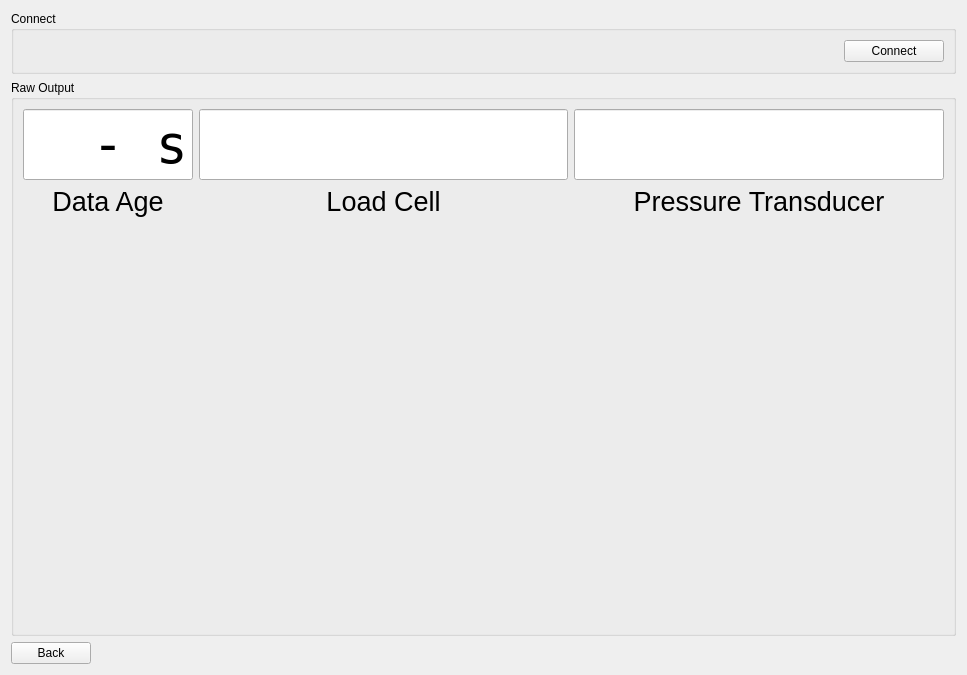
The window that ui/views/forms/CalibrateWidget.ui (reilleya/RMTS-Software) describes before a commit, drawn with Qt 5.
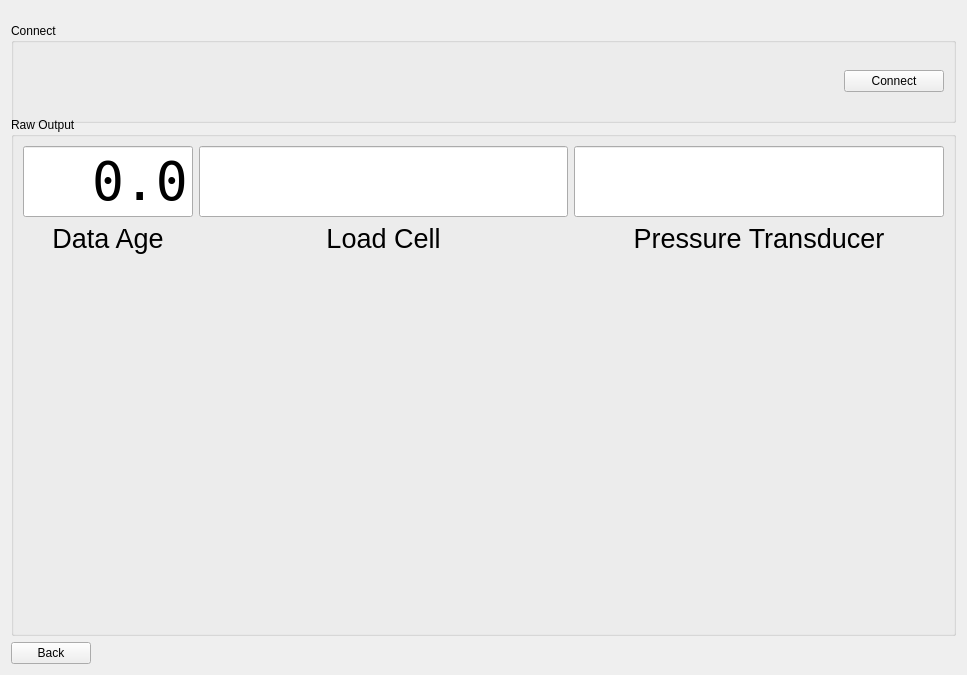
The same window after the commit. Custom widgets are drawn as their Qt base class.

Commit message: Added data age widget

```diff
--- a/ui/views/forms/CalibrateWidget.ui
+++ b/ui/views/forms/CalibrateWidget.ui
@@ -16,6 +16,12 @@
   <layout class="QVBoxLayout" name="verticalLayout">
    <item>
     <widget class="QGroupBox" name="groupBoxConnect">
+     <property name="minimumSize">
+      <size>
+       <width>0</width>
+       <height>100</height>
+      </size>
+     </property>
      <property name="maximumSize">
       <size>
        <width>16777215</width>
@@ -88,7 +94,7 @@
         <item>
          <layout class="QVBoxLayout" name="verticalLayoutDataAge">
           <item>
-           <widget class="QLineEdit" name="lineEditDataAge">
+           <widget class="DataAgeWidget" name="widgetDataAge">
             <property name="maximumSize">
              <size>
               <width>350</width>
@@ -102,7 +108,7 @@
              </font>
             </property>
             <property name="text">
-             <string>- s</string>
+             <string>0.0</string>
             </property>
             <property name="alignment">
              <set>Qt::AlignRight|Qt::AlignTrailing|Qt::AlignVCenter</set>
@@ -250,6 +256,11 @@
    <header location="global">ui.portSelectorWidget</header>
    <container>1</container>
   </customwidget>
+  <customwidget>
+   <class>DataAgeWidget</class>
+   <extends>QLineEdit</extends>
+   <header location="global">ui.dataAgeWidget</header>
+  </customwidget>
  </customwidgets>
  <resources/>
  <connections/>
```
The commit also changes 5 other files.
